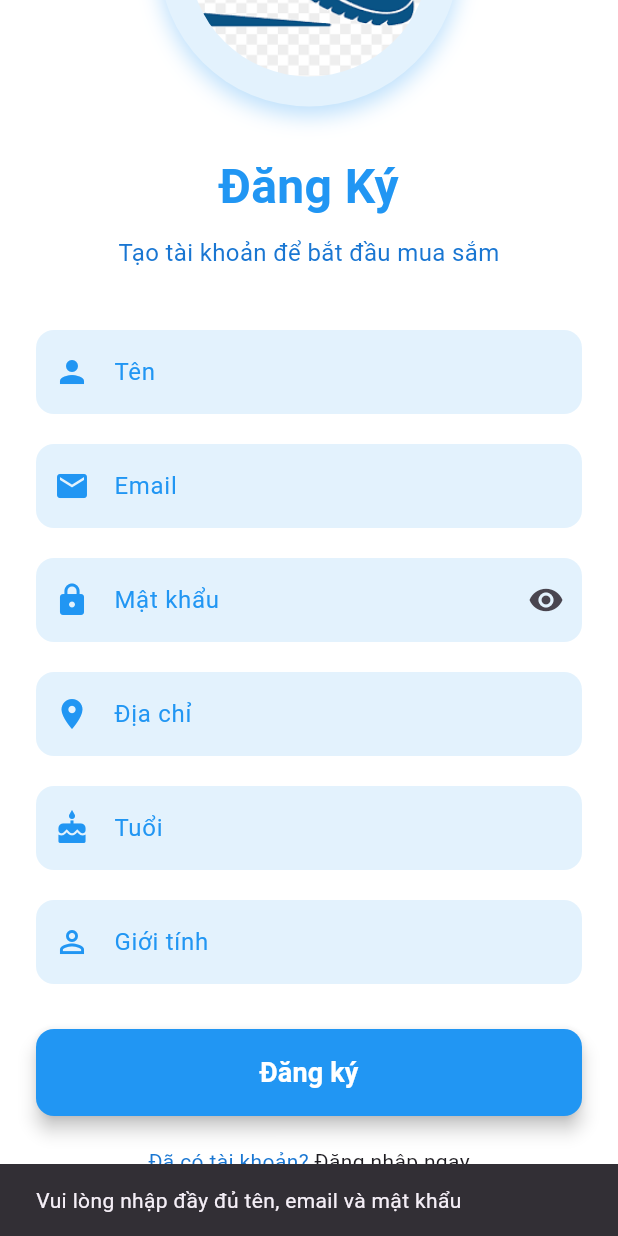
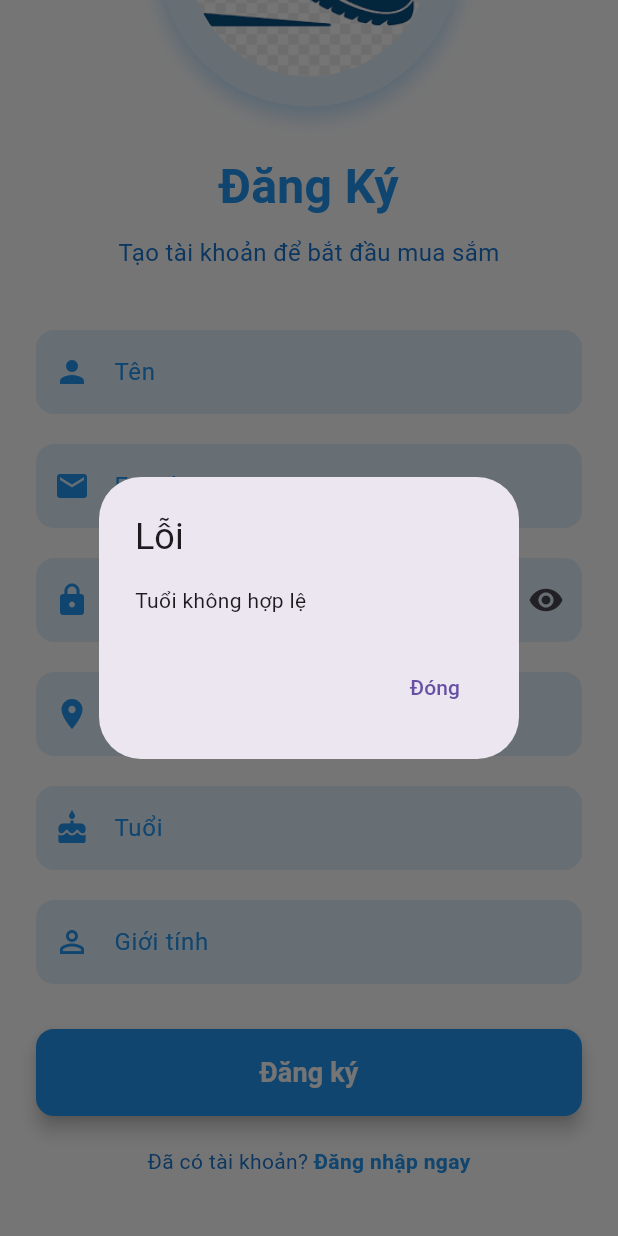
Before and after one commit to TrungNhan123-N/App_selling_shoes, a Flutter app: the RegisterScreen screen opened by its route, scrolled down 169 dp, after a tap on "Đăng ký", on a phone screen of 412 x 824 dp. Run offline on Flutter 3.47's test engine with Material 3 defaults, Android fonts, the phone set to English and light mode, and no system bars; our stand-ins replace carousel_slider, cloud_firestore, file_picker, firebase_auth, firebase_core; missing offline and left inert: bcrypt; accounts and stored records are empty.

Commit message:
update login & register

```diff
--- a/app_selling_shoes/lib/authentications/login_screen.dart
+++ b/app_selling_shoes/lib/authentications/login_screen.dart
@@ -19,64 +19,23 @@ class _LoginScreenState extends State<LoginScreen> {
     bool _isLoading = false;
     bool _obscureText = true;
 
-  Future<bool> _checkLoginAttempts(String email) async {
-    try {
-      DocumentSnapshot doc = await _firestore.collection('login_attempts').doc(email).get();
-      if (doc.exists) {
-        Map<String, dynamic> data = doc.data() as Map<String, dynamic>;
-        int attempts = data['attempts'] ?? 0;
-        int timestamp = data['timestamp'] ?? 0;
-        int currentTime = DateTime.now().millisecondsSinceEpoch;
-
-        if (currentTime - timestamp > 15 * 60 * 1000) {
-          await _firestore.collection('login_attempts').doc(email).set({
-            'attempts': 0,
-            'timestamp': currentTime,
-          });
-          return true;
-        }
-
-        if (attempts >= 5) {
-          ScaffoldMessenger.of(context).showSnackBar(
-            SnackBar(content: Text("Tài khoản bị khóa tạm thời. Vui lòng thử lại sau 15 phút")),
+    Future<void> _showErrorDialog(String message) async {
+        await showDialog(
+            context: context,
+            barrierDismissible: false, // Không cho phép đóng bằng cách nhấn ngoài dialog
+            builder: (context) => AlertDialog(
+                title: Text("Thông báo lỗi"),
+                content: Text(message),
+                actions: [
+                    TextButton(
+                        onPressed: () {
+                            Navigator.of(context).pop(); // Đóng dialog khi nhấn "Đóng"
+                        },
+                        child: Text("Đóng"),
+                    ),
+                ],
+            ),
         );
-          return false;
-        }
-      }
-      return true;
-    } catch (e) {
-      print("Lỗi khi kiểm tra số lần đăng nhập: $e");
-      return true; // Cho phép đăng nhập nếu kiểm tra thất bại
-    }
-  }
-
-  Future<void> _incrementLoginAttempts(String email) async {
-    try {
-      DocumentSnapshot doc = await _firestore.collection('login_attempts').doc(email).get();
-      if (doc.exists) {
-        Map<String, dynamic> data = doc.data() as Map<String, dynamic>;
-        int attempts = data['attempts'] ?? 0;
-        await _firestore.collection('login_attempts').doc(email).update({
-          'attempts': attempts + 1,
-          'timestamp': DateTime.now().millisecondsSinceEpoch,
-        });
-      } else {
-        await _firestore.collection('login_attempts').doc(email).set({
-          'attempts': 1,
-          'timestamp': DateTime.now().millisecondsSinceEpoch,
-        });
-      }
-    } catch (e) {
-      print("Lỗi khi tăng số lần thử đăng nhập: $e");
-    }
-  }
-
-  Future<void> _resetLoginAttempts(String email) async {
-    try {
-      await _firestore.collection('login_attempts').doc(email).delete();
-    } catch (e) {
-      print("Lỗi khi reset số lần thử đăng nhập: $e");
-    }
     }
 
     Future<void> _login() async {
@@ -84,15 +43,7 @@ class _LoginScreenState extends State<LoginScreen> {
         String password = passwordController.text.trim();
 
         if (email.isEmpty || password.isEmpty) {
-      ScaffoldMessenger.of(context).showSnackBar(
-        SnackBar(content: Text("Vui lòng nhập email và mật khẩu")),
-      );
-      return;
-    }
-
-    bool canLogin = await _checkLoginAttempts(email);
-    if (!canLogin) {
-      print("Không thể đăng nhập do vượt quá số lần thử");
+            _showErrorDialog("Vui lòng nhập email và mật khẩu");
             return;
         }
 
@@ -109,9 +60,6 @@ class _LoginScreenState extends State<LoginScreen> {
 
             String? token = await userCredential.user!.getIdToken();
             print("Token: $token");
-
-      await _resetLoginAttempts(email);
-      print("Đã reset số lần thử đăng nhập");
 
             // Truy vấn Firestore
             DocumentSnapshot userSnapshot = await _firestore.collection('users').doc(userCredential.user!.uid).get();
@@ -153,14 +101,23 @@ class _LoginScreenState extends State<LoginScreen> {
                     );
                 }
             }
-    } catch (e, stackTrace) {
-      // Bắt tất cả ngoại lệ
+        } on FirebaseAuthException catch (e) {
             print("Lỗi trong quá trình đăng nhập: $e");
-      print("Stack trace: $stackTrace");
-      ScaffoldMessenger.of(context).showSnackBar(
-        SnackBar(content: Text("Đã xảy ra lỗi: $e")),
-      );
-      await _incrementLoginAttempts(email);
+            String errorMessage;
+            switch (e.code) {
+                case 'user-not-found':
+                    errorMessage = "User không tồn tại";
+                    break;
+                case 'wrong-password':
+                    errorMessage = "Sai mật khẩu, vui lòng kiểm tra lại";
+                    break;
+                default:
+                    errorMessage = "User không tồn tại"; // Mặc định dùng thông báo chung
+            }
+            _showErrorDialog(errorMessage);
+        } catch (e) {
+            print("Lỗi không xác định: $e");
+            _showErrorDialog("Sai mật khẩu, vui lòng kiểm tra lại");
         } finally {
             if (mounted) {
                 setState(() => _isLoading = false);
@@ -359,5 +316,5 @@ class _LoginScreenState extends State<LoginScreen> {
 }
 
 class AuthStatus {
-  static bool isAdmin = false;s
+    static bool isAdmin = false;
 }
--- a/app_selling_shoes/lib/authentications/register_screen.dart
+++ b/app_selling_shoes/lib/authentications/register_screen.dart
@@ -1,7 +1,7 @@
 import 'package:firebase_auth/firebase_auth.dart';
 import 'package:cloud_firestore/cloud_firestore.dart';
 import 'package:flutter/material.dart';
-import 'package:bcrypt/bcrypt.dart'; // Thêm bcrypt
+import 'package:bcrypt/bcrypt.dart';
 import 'login_screen.dart';
 
 class RegisterScreen extends StatefulWidget {
@@ -25,7 +25,6 @@ class _RegisterScreenState extends State<RegisterScreen> {
   bool _isLoading = false;
   bool _obscureText = true;
 
-  // Hàm mã hóa mật khẩu bằng bcrypt
   String _hashPassword(String password) {
     return BCrypt.hashpw(password, BCrypt.gensalt());
   }
@@ -39,10 +38,20 @@ class _RegisterScreenState extends State<RegisterScreen> {
     String gender = genderController.text.trim();
     String role = widget.isAdmin ? 'admin' : 'user';
 
-    if (email.isEmpty || password.isEmpty || name.isEmpty) {
-      ScaffoldMessenger.of(context).showSnackBar(
-        SnackBar(content: Text("Vui lòng nhập đầy đủ tên, email và mật khẩu")),
-      );
+    // Kiểm tra email không chứa khoảng trắng hoặc liên tiếp các dấu chấm trước @
+    if (email.contains(' ')) {
+      _showErrorDialog("Email không hợp lệ");
+      return;
+    }
+    if (RegExp(r'\.{2,}(?=@)').hasMatch(email)) {
+      _showErrorDialog("Dấu '.' đã hiển thị liên tiếp");
+      return;
+    }
+
+    // Kiểm tra tuổi hợp lệ
+    int? parsedAge = int.tryParse(age);
+    if (parsedAge == null || parsedAge <= 0 || parsedAge > 120) {
+      _showErrorDialog("Tuổi không hợp lệ");
       return;
     }
 
@@ -54,47 +63,59 @@ class _RegisterScreenState extends State<RegisterScreen> {
         password: password,
       );
 
-      // Mã hóa mật khẩu bằng bcrypt
       String hashedPassword = _hashPassword(password);
 
       await _firestore.collection('users').doc(userCredential.user!.uid).set({
         'uid': userCredential.user!.uid,
         'name': name,
         'email': email,
-        'password': hashedPassword, // Lưu bcrypt hash
+        'password': hashedPassword,
         'address': address.isNotEmpty ? address : 'Chưa cập nhật',
-        'age': int.tryParse(age) ?? 0,
+        'age': parsedAge,
         'gender': gender.isNotEmpty ? gender : 'Chưa xác định',
         'role': role,
         'created_at': FieldValue.serverTimestamp(),
       });
-
-      ScaffoldMessenger.of(context).showSnackBar(
-        SnackBar(content: Text("Đăng ký thành công với vai trò $role!")),
-      );
 
       Navigator.pushReplacement(context, MaterialPageRoute(builder: (_) => LoginScreen()));
     } on FirebaseAuthException catch (e) {
       String errorMessage;
       switch (e.code) {
         case 'email-already-in-use':
-          errorMessage = "Email này đã được sử dụng.";
+          errorMessage = "Email đã tồn tại";
           break;
         case 'invalid-email':
-          errorMessage = "Email không hợp lệ.";
+          errorMessage = "Email không hợp lệ";
           break;
         case 'weak-password':
-          errorMessage = "Mật khẩu quá yếu. Vui lòng nhập ít nhất 6 ký tự.";
+          errorMessage = "Mật khẩu của bạn ngắn (tối thiểu 6 ký tự)";
           break;
         default:
-          errorMessage = "Đã xảy ra lỗi: ${e.message}";
+          errorMessage = "Tùy chọn không hợp lệ";
       }
-      ScaffoldMessenger.of(context).showSnackBar(
-        SnackBar(content: Text(errorMessage)),
-      );
+      _showErrorDialog(errorMessage);
     } finally {
       setState(() => _isLoading = false);
     }
+  }
+
+  void _showErrorDialog(String message) {
+    showDialog(
+      context: context,
+      barrierDismissible: false, // Ngăn người dùng đóng bằng cách nhấn bên ngoài
+      builder: (context) => AlertDialog(
+        title: Text("Lỗi"),
+        content: Text(message),
+        actions: [
+          TextButton(
+            onPressed: () {
+              Navigator.of(context).pop(); // Đóng dialog khi nhấn nút "Đóng"
+            },
+            child: Text("Đóng"),
+          ),
+        ],
+      ),
+    );
   }
 
   @override
@@ -315,7 +336,7 @@ class _RegisterScreenState extends State<RegisterScreen> {
                       "Đăng nhập ngay",
                       style: TextStyle(
                         color: Colors.blue,
-                        fontWeight: FontWeight.bold,s
+                        fontWeight: FontWeight.bold,
                       ),
                     ),
                   ),
```
Lines whose indentation alone changed are shown as unchanged.
